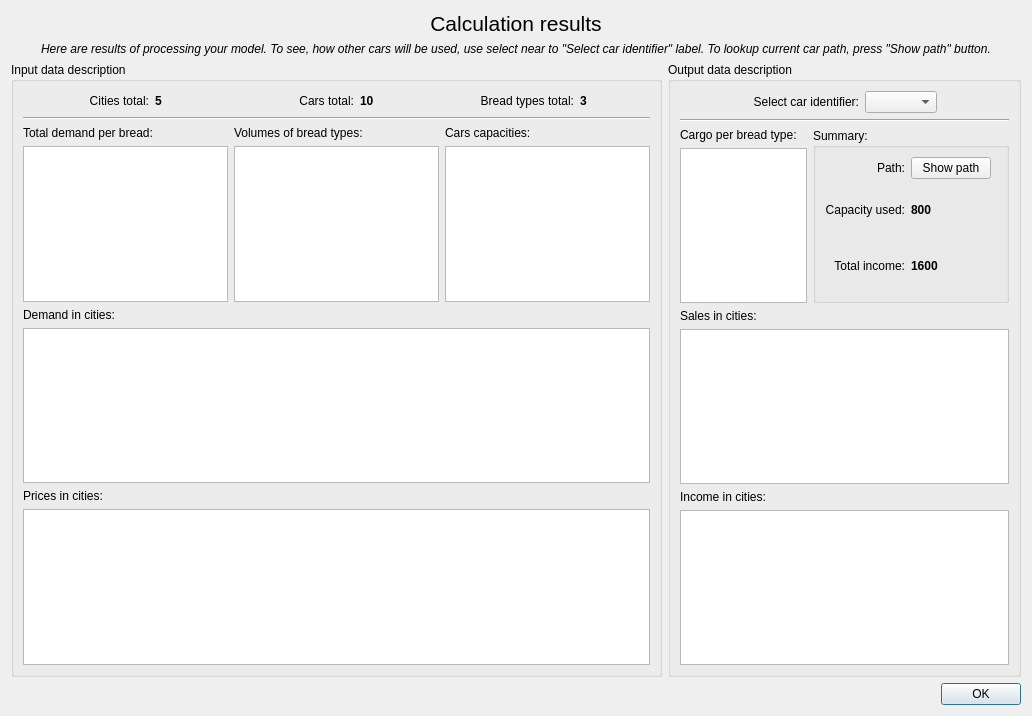
Before: the Qt Designer form app/ui/resultsdialog.ui in Ruteri/ZAH, drawn with Qt 5.
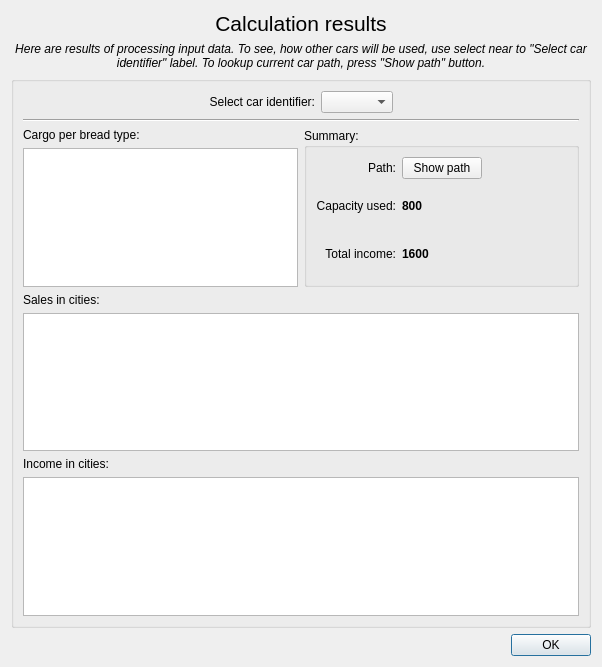
After: the same form once the commit is applied.

Commit message: Move half of content from ResultsDialog into InputDataDialog

```diff
--- a/app/ui/resultsdialog.ui
+++ b/app/ui/resultsdialog.ui
@@ -6,15 +6,15 @@
    <rect>
     <x>0</x>
     <y>0</y>
-    <width>1032</width>
-    <height>716</height>
+    <width>602</width>
+    <height>667</height>
    </rect>
   </property>
   <property name="windowTitle">
    <string>Calculation results</string>
   </property>
-  <layout class="QGridLayout" name="gridLayout_4" columnstretch="0,0">
-   <item row="0" column="0" colspan="2">
+  <layout class="QVBoxLayout" name="verticalLayout">
+   <item>
     <widget class="QLabel" name="calculationResultsLabel">
      <property name="font">
       <font>
@@ -29,7 +29,7 @@
      </property>
     </widget>
    </item>
-   <item row="1" column="0" colspan="2">
+   <item>
     <widget class="QLabel" name="calculationResultsDetailsLabel">
      <property name="font">
       <font>
@@ -37,7 +37,7 @@
       </font>
      </property>
      <property name="text">
-      <string>Here are results of processing your model. To see, how other cars will be used, use select near to &quot;Select car identifier&quot; label. To lookup current car path, press &quot;Show path&quot; button.</string>
+      <string>Here are results of processing input data. To see, how other cars will be used, use select near to &quot;Select car identifier&quot; label. To lookup current car path, press &quot;Show path&quot; button.</string>
      </property>
      <property name="alignment">
       <set>Qt::AlignCenter</set>
@@ -47,235 +47,10 @@
      </property>
     </widget>
    </item>
-   <item row="2" column="0">
-    <widget class="QGroupBox" name="groupBox">
-     <property name="title">
-      <string>Input data description</string>
-     </property>
-     <layout class="QGridLayout" name="gridLayout_3">
-      <item row="0" column="0">
-       <layout class="QHBoxLayout" name="horizontalLayout_4">
-        <item>
-         <spacer name="horizontalSpacer_9">
-          <property name="orientation">
-           <enum>Qt::Horizontal</enum>
-          </property>
-          <property name="sizeHint" stdset="0">
-           <size>
-            <width>13</width>
-            <height>20</height>
-           </size>
-          </property>
-         </spacer>
-        </item>
-        <item>
-         <widget class="QLabel" name="citiesTotalCaptionLabel">
-          <property name="text">
-           <string>Cities total:</string>
-          </property>
-          <property name="alignment">
-           <set>Qt::AlignRight|Qt::AlignTrailing|Qt::AlignVCenter</set>
-          </property>
-         </widget>
-        </item>
-        <item>
-         <widget class="QLabel" name="citiesTotalLabel">
-          <property name="font">
-           <font>
-            <weight>75</weight>
-            <bold>true</bold>
-           </font>
-          </property>
-          <property name="text">
-           <string>5</string>
-          </property>
-         </widget>
-        </item>
-        <item>
-         <spacer name="horizontalSpacer_8">
-          <property name="orientation">
-           <enum>Qt::Horizontal</enum>
-          </property>
-          <property name="sizeHint" stdset="0">
-           <size>
-            <width>13</width>
-            <height>20</height>
-           </size>
-          </property>
-         </spacer>
-        </item>
-       </layout>
-      </item>
-      <item row="0" column="1">
-       <layout class="QHBoxLayout" name="horizontalLayout_3">
-        <item>
-         <spacer name="horizontalSpacer_7">
-          <property name="orientation">
-           <enum>Qt::Horizontal</enum>
-          </property>
-          <property name="sizeHint" stdset="0">
-           <size>
-            <width>17</width>
-            <height>20</height>
-           </size>
-          </property>
-         </spacer>
-        </item>
-        <item>
-         <widget class="QLabel" name="carsTotalCaptionLabel">
-          <property name="text">
-           <string>Cars total:</string>
-          </property>
-          <property name="alignment">
-           <set>Qt::AlignRight|Qt::AlignTrailing|Qt::AlignVCenter</set>
-          </property>
-         </widget>
-        </item>
-        <item>
-         <widget class="QLabel" name="carsTotalLabel">
-          <property name="font">
-           <font>
-            <weight>75</weight>
-            <bold>true</bold>
-           </font>
-          </property>
-          <property name="text">
-           <string>10</string>
-          </property>
-         </widget>
-        </item>
-        <item>
-         <spacer name="horizontalSpacer_6">
-          <property name="orientation">
-           <enum>Qt::Horizontal</enum>
-          </property>
-          <property name="sizeHint" stdset="0">
-           <size>
-            <width>38</width>
-            <height>20</height>
-           </size>
-          </property>
-         </spacer>
-        </item>
-       </layout>
-      </item>
-      <item row="0" column="2">
-       <layout class="QHBoxLayout" name="horizontalLayout_2" stretch="1,1,1,1">
-        <item>
-         <spacer name="horizontalSpacer_4">
-          <property name="orientation">
-           <enum>Qt::Horizontal</enum>
-          </property>
-          <property name="sizeHint" stdset="0">
-           <size>
-            <width>17</width>
-            <height>20</height>
-           </size>
-          </property>
-         </spacer>
-        </item>
-        <item>
-         <widget class="QLabel" name="breadTypesTotalCaptionLabel">
-          <property name="text">
-           <string>Bread types total:</string>
-          </property>
-          <property name="alignment">
-           <set>Qt::AlignRight|Qt::AlignTrailing|Qt::AlignVCenter</set>
-          </property>
-         </widget>
-        </item>
-        <item>
-         <widget class="QLabel" name="breadTypesTotalLabel">
-          <property name="font">
-           <font>
-            <weight>75</weight>
-            <bold>true</bold>
-           </font>
-          </property>
-          <property name="text">
-           <string>3</string>
-          </property>
-         </widget>
-        </item>
-        <item>
-         <spacer name="horizontalSpacer_5">
-          <property name="orientation">
-           <enum>Qt::Horizontal</enum>
-          </property>
-          <property name="sizeHint" stdset="0">
-           <size>
-            <width>13</width>
-            <height>20</height>
-           </size>
-          </property>
-         </spacer>
-        </item>
-       </layout>
-      </item>
-      <item row="1" column="0" colspan="3">
-       <widget class="Line" name="line">
-        <property name="orientation">
-         <enum>Qt::Horizontal</enum>
-        </property>
-       </widget>
-      </item>
-      <item row="2" column="0">
-       <widget class="QLabel" name="totalDemandPerBreadTypesCaptionLabel">
-        <property name="text">
-         <string>Total demand per bread:</string>
-        </property>
-       </widget>
-      </item>
-      <item row="2" column="1">
-       <widget class="QLabel" name="volumesOfBreadTypesCaptionLabel">
-        <property name="text">
-         <string>Volumes of bread types:</string>
-        </property>
-       </widget>
-      </item>
-      <item row="2" column="2">
-       <widget class="QLabel" name="carsCapacitiesCaptionLabel">
-        <property name="text">
-         <string>Cars capacities:</string>
-        </property>
-       </widget>
-      </item>
-      <item row="3" column="0">
-       <widget class="QTableWidget" name="totalDemandPerBreadTypesTableWidget"/>
-      </item>
-      <item row="3" column="1">
-       <widget class="QTableWidget" name="volumesOfBreadTypesTableWidget"/>
-      </item>
-      <item row="4" column="0" colspan="3">
-       <widget class="QLabel" name="demandInCitiesCaptionLabel">
-        <property name="text">
-         <string>Demand in cities:</string>
-        </property>
-       </widget>
-      </item>
-      <item row="5" column="0" colspan="3">
-       <widget class="QTableWidget" name="demandInCitiesTableWidget"/>
-      </item>
-      <item row="6" column="0" colspan="3">
-       <widget class="QLabel" name="pricesInCitiesCaptionLabel">
-        <property name="text">
-         <string>Prices in cities:</string>
-        </property>
-       </widget>
-      </item>
-      <item row="7" column="0" colspan="3">
-       <widget class="QTableWidget" name="pricesInCitiesTableWidget"/>
-      </item>
-      <item row="3" column="2">
-       <widget class="QTableWidget" name="carsCapacitiesTableWidget"/>
-      </item>
-     </layout>
-    </widget>
-   </item>
-   <item row="2" column="1">
+   <item>
     <widget class="QGroupBox" name="groupBox_2">
      <property name="title">
-      <string>Output data description</string>
+      <string/>
      </property>
      <layout class="QGridLayout" name="gridLayout_2">
       <item row="0" column="0" colspan="2">
@@ -472,7 +247,7 @@
      </layout>
     </widget>
    </item>
-   <item row="3" column="0" colspan="2">
+   <item>
     <widget class="QDialogButtonBox" name="buttonBox">
      <property name="orientation">
       <enum>Qt::Horizontal</enum>
```
Left out of the diff: 25 changed lines with no effect on the pictures. The commit also changes 8 other files.
